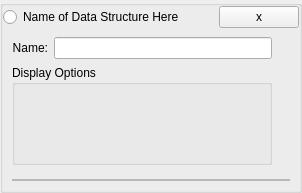
First picture: the form in src/Interface/DataStructurePropertiesWidget.ui, repository KDE/rocs, before the edit.
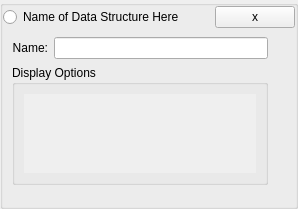
Second picture: the form after the edit. Custom widgets are drawn as their Qt base class.

Commit message:
Show types at data structure widget.
Add new signals/slots for type creation, add type listing to
the widget. Functionality of type buttons not implemented, yet.

```diff
--- a/src/Interface/DataStructurePropertiesWidget.ui
+++ b/src/Interface/DataStructurePropertiesWidget.ui
@@ -6,7 +6,7 @@
    <rect>
     <x>0</x>
     <y>0</y>
-    <width>302</width>
+    <width>298</width>
     <height>193</height>
    </rect>
   </property>
@@ -77,39 +77,94 @@
          </widget>
         </item>
         <item>
-         <widget class="KLineEdit" name="_dataStructureName"/>
+         <widget class="KLineEdit" name="_dataStructureName">
+          <property name="sizePolicy">
+           <sizepolicy hsizetype="Expanding" vsizetype="Fixed">
+            <horstretch>0</horstretch>
+            <verstretch>0</verstretch>
+           </sizepolicy>
+          </property>
+         </widget>
         </item>
        </layout>
       </item>
-      <item row="3" column="0">
+      <item row="3" column="0" rowspan="2">
        <widget class="QGroupBox" name="_dataTypePropertiesHeader">
         <property name="enabled">
          <bool>true</bool>
         </property>
+        <property name="sizePolicy">
+         <sizepolicy hsizetype="Expanding" vsizetype="Preferred">
+          <horstretch>0</horstretch>
+          <verstretch>0</verstretch>
+         </sizepolicy>
+        </property>
         <property name="minimumSize">
          <size>
           <width>0</width>
-          <height>100</height>
+          <height>120</height>
          </size>
         </property>
         <property name="title">
          <string>Display Options</string>
         </property>
-        <widget class="QWidget" name="gridLayoutWidget">
-         <property name="geometry">
-          <rect>
-           <x>10</x>
-           <y>20</y>
-           <width>261</width>
-           <height>71</height>
-          </rect>
-         </property>
-         <layout class="QGridLayout" name="_dataTypeProperties">
-          <property name="spacing">
-           <number>0</number>
-          </property>
-         </layout>
-        </widget>
+        <layout class="QGridLayout" name="gridLayout_3">
+         <item row="0" column="0">
+          <widget class="QScrollArea" name="scrollArea">
+           <property name="sizePolicy">
+            <sizepolicy hsizetype="Expanding" vsizetype="Preferred">
+             <horstretch>0</horstretch>
+             <verstretch>0</verstretch>
+            </sizepolicy>
+           </property>
+           <property name="minimumSize">
+            <size>
+             <width>0</width>
+             <height>0</height>
+            </size>
+           </property>
+           <property name="frameShape">
+            <enum>QFrame::NoFrame</enum>
+           </property>
+           <property name="verticalScrollBarPolicy">
+            <enum>Qt::ScrollBarAsNeeded</enum>
+           </property>
+           <property name="horizontalScrollBarPolicy">
+            <enum>Qt::ScrollBarAlwaysOff</enum>
+           </property>
+           <property name="widgetResizable">
+            <bool>true</bool>
+           </property>
+           <property name="alignment">
+            <set>Qt::AlignCenter</set>
+           </property>
+           <widget class="QWidget" name="scrollAreaWidgetContents">
+            <property name="geometry">
+             <rect>
+              <x>0</x>
+              <y>0</y>
+              <width>258</width>
+              <height>84</height>
+             </rect>
+            </property>
+            <property name="sizePolicy">
+             <sizepolicy hsizetype="Expanding" vsizetype="Preferred">
+              <horstretch>0</horstretch>
+              <verstretch>0</verstretch>
+             </sizepolicy>
+            </property>
+            <layout class="QVBoxLayout" name="_typeProperties">
+             <property name="spacing">
+              <number>-1</number>
+             </property>
+             <property name="topMargin">
+              <number>0</number>
+             </property>
+            </layout>
+           </widget>
+          </widget>
+         </item>
+        </layout>
        </widget>
       </item>
      </layout>
```
The commit also changes 4 other files.
